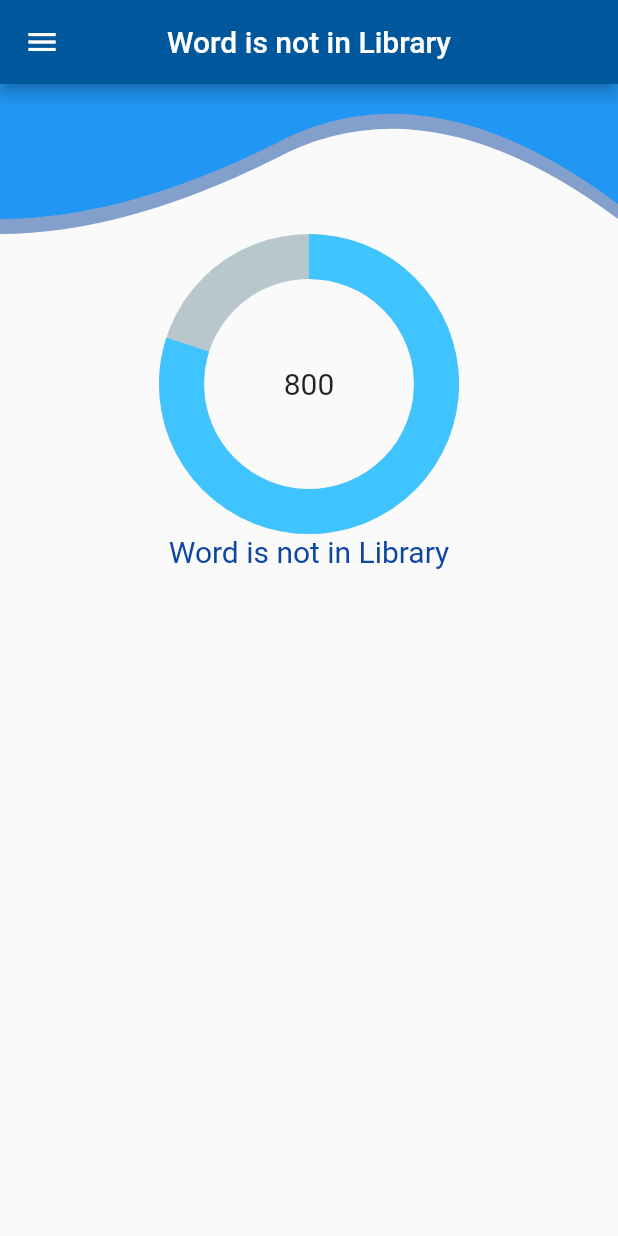
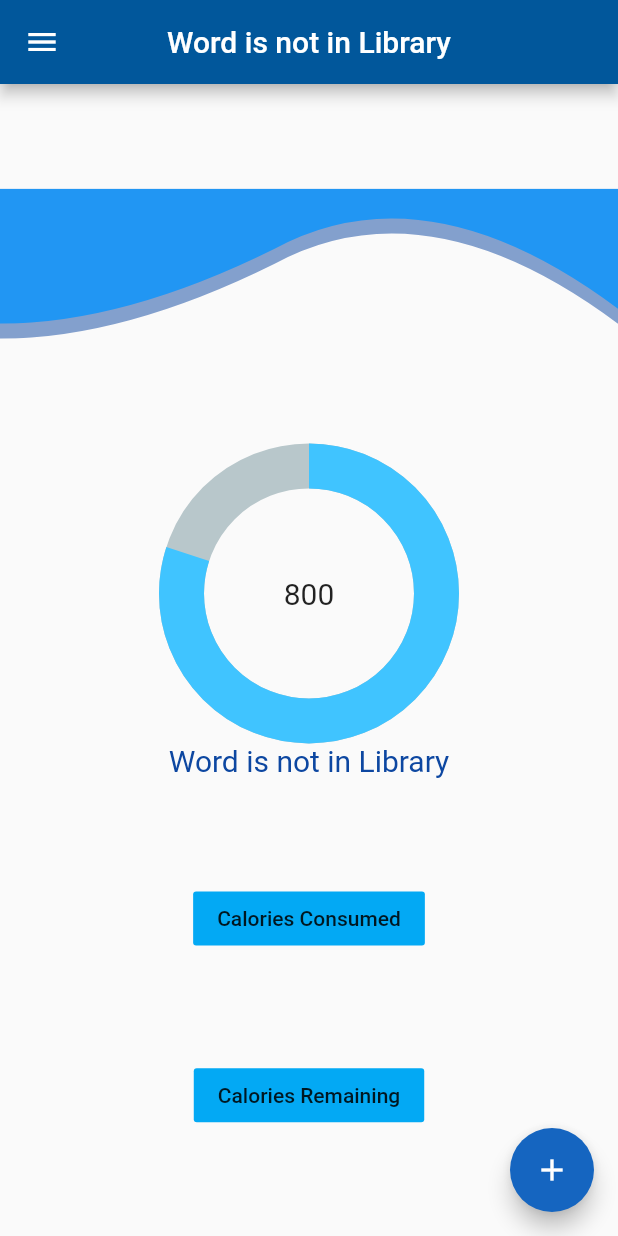
Before and after one commit to IanaSanduta/Nearcals, a Flutter app: the HomePage screen opened directly, on a phone screen of 412 x 824 dp. Run offline on Flutter 3.47's test engine with Material 2 defaults, Android fonts, the phone set to English and light mode, and no system bars; drawn by our look-alikes of percent_indicator; our stand-ins replace cloud_firestore, firebase_auth, firebase_core, firebase_storage, flutter_spinkit, google_maps_flutter and 2 more; missing offline and left inert: flutter_image; accounts and stored records are empty.

Commit message:
Buttons Add

```diff
--- a/lib/homePage.dart
+++ b/lib/homePage.dart
@@ -1,6 +1,7 @@
 // ignore_for_file: file_names
 
 import 'package:flutter/material.dart';
+import 'package:flutter/rendering.dart';
 import 'package:nearcals/shared/naviDrawer.dart';
 import 'package:nearcals/shared/userLang.dart';
 import 'package:percent_indicator/circular_percent_indicator.dart';
@@ -17,7 +18,9 @@ class HomePage extends StatelessWidget {
       ),
       drawer: const NaviDrawer(),
       body: Column(
-        children: [
+        mainAxisAlignment: MainAxisAlignment.spaceEvenly,
+        crossAxisAlignment: CrossAxisAlignment.center,
+        children: <Widget>[
           Stack(
             children: [
               Opacity(
@@ -55,8 +58,25 @@ class HomePage extends StatelessWidget {
               ),
             ),
             progressColor: Colors.lightBlueAccent,
-          )
+          ),
+          // ignore: deprecated_member_use
+          FlatButton(
+            onPressed: () {},
+            color: Colors.lightBlue.shade500,
+            child: const Text('Calories Consumed'),
+          ),
+          // ignore: deprecated_member_use
+          FlatButton(
+            onPressed: () {},
+            color: Colors.lightBlue.shade500,
+            child: const Text('Calories Remaining'),
+          ),
         ],
+      ),
+      floatingActionButton: FloatingActionButton(
+        onPressed: () {},
+        child: const Icon(Icons.add),
+        backgroundColor: Colors.blue.shade800,
       ),
     );
   }
```
